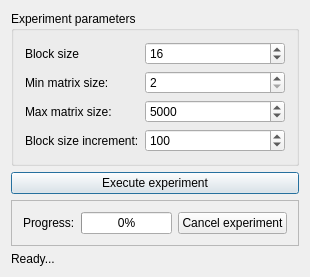
Before: the Qt Designer form cpp/gpusim-fe/gpusim-fe/View/MainWindow/Mainwindow.ui in IlyaOkonsky/gpusim, drawn with Qt 5.
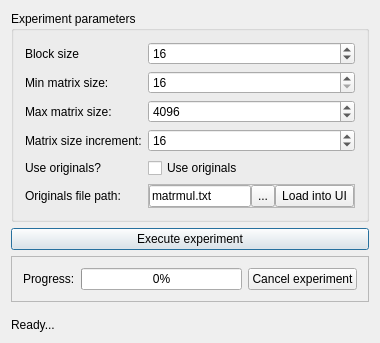
After: the same form once the commit is applied.

Commit message: + [fe] Added originals support. # [fe-co] Improved configuration, implemented comparision modes and originals range selection.

The edit to the form file:
```diff
--- a/cpp/gpusim-fe/gpusim-fe/View/MainWindow/Mainwindow.ui
+++ b/cpp/gpusim-fe/gpusim-fe/View/MainWindow/Mainwindow.ui
@@ -6,8 +6,8 @@
    <rect>
     <x>0</x>
     <y>0</y>
-    <width>280</width>
-    <height>252</height>
+    <width>380</width>
+    <height>343</height>
    </rect>
   </property>
   <property name="sizePolicy">
@@ -32,6 +32,9 @@
       <string>Experiment parameters</string>
      </property>
      <layout class="QFormLayout" name="formLayout">
+      <property name="fieldGrowthPolicy">
+       <enum>QFormLayout::AllNonFixedFieldsGrow</enum>
+      </property>
       <item row="0" column="0">
        <widget class="QLabel" name="lbBlockSize">
         <property name="text">
@@ -62,6 +65,16 @@
         </property>
        </widget>
       </item>
+      <item row="1" column="1">
+       <widget class="QSpinBox" name="sbMinMatrixSize">
+        <property name="minimum">
+         <number>16</number>
+        </property>
+        <property name="maximum">
+         <number>999999999</number>
+        </property>
+       </widget>
+      </item>
       <item row="2" column="0">
        <widget class="QLabel" name="lbMaxMatrixSize">
         <property name="text">
@@ -69,23 +82,6 @@
         </property>
        </widget>
       </item>
-      <item row="3" column="0">
-       <widget class="QLabel" name="lbMatrixSizeIncrement">
-        <property name="text">
-         <string>Block size increment:</string>
-        </property>
-       </widget>
-      </item>
-      <item row="1" column="1">
-       <widget class="QSpinBox" name="sbMinMatrixSize">
-        <property name="minimum">
-         <number>2</number>
-        </property>
-        <property name="maximum">
-         <number>999999999</number>
-        </property>
-       </widget>
-      </item>
       <item row="2" column="1">
        <widget class="QSpinBox" name="sbMaxMatrixSize">
         <property name="minimum">
@@ -95,7 +91,14 @@
          <number>999999999</number>
         </property>
         <property name="value">
-         <number>5000</number>
+         <number>4096</number>
+        </property>
+       </widget>
+      </item>
+      <item row="3" column="0">
+       <widget class="QLabel" name="lbMatrixSizeIncrement">
+        <property name="text">
+         <string>Matrix size increment:</string>
         </property>
        </widget>
       </item>
@@ -108,7 +111,82 @@
          <number>999999999</number>
         </property>
         <property name="value">
-         <number>100</number>
+         <number>16</number>
+        </property>
+       </widget>
+      </item>
+      <item row="5" column="0">
+       <widget class="QLabel" name="lbOriginalsFilePath">
+        <property name="text">
+         <string>Originals file path:</string>
+        </property>
+       </widget>
+      </item>
+      <item row="5" column="1">
+       <widget class="QFrame" name="frame">
+        <property name="frameShape">
+         <enum>QFrame::StyledPanel</enum>
+        </property>
+        <property name="frameShadow">
+         <enum>QFrame::Raised</enum>
+        </property>
+        <layout class="QHBoxLayout" name="horizontalLayout_2">
+         <property name="spacing">
+          <number>0</number>
+         </property>
+         <property name="margin">
+          <number>0</number>
+         </property>
+         <item>
+          <widget class="QLineEdit" name="leOriginalsFilePath">
+           <property name="text">
+            <string>matrmul.txt</string>
+           </property>
+          </widget>
+         </item>
+         <item>
+          <widget class="QToolButton" name="btnChooseOriginalsFile">
+           <property name="sizePolicy">
+            <sizepolicy hsizetype="Maximum" vsizetype="Preferred">
+             <horstretch>0</horstretch>
+             <verstretch>0</verstretch>
+            </sizepolicy>
+           </property>
+           <property name="text">
+            <string>...</string>
+           </property>
+          </widget>
+         </item>
+         <item>
+          <widget class="QToolButton" name="btnLoadOriginals">
+           <property name="sizePolicy">
+            <sizepolicy hsizetype="Maximum" vsizetype="Preferred">
+             <horstretch>0</horstretch>
+             <verstretch>0</verstretch>
+            </sizepolicy>
+           </property>
+           <property name="text">
+            <string>Load into UI</string>
+           </property>
+          </widget>
+         </item>
+        </layout>
+       </widget>
+      </item>
+      <item row="4" column="0">
+       <widget class="QLabel" name="lbUseOriginals">
+        <property name="text">
+         <string>Use originals?</string>
+        </property>
+       </widget>
+      </item>
+      <item row="4" column="1">
+       <widget class="QCheckBox" name="cbUseOriginals">
+        <property name="text">
+         <string>Use originals</string>
+        </property>
+        <property name="checked">
+         <bool>false</bool>
         </property>
        </widget>
       </item>
```
Left out of the diff: 64 changed lines with no effect on the pictures. The commit also changes 20 other files.
